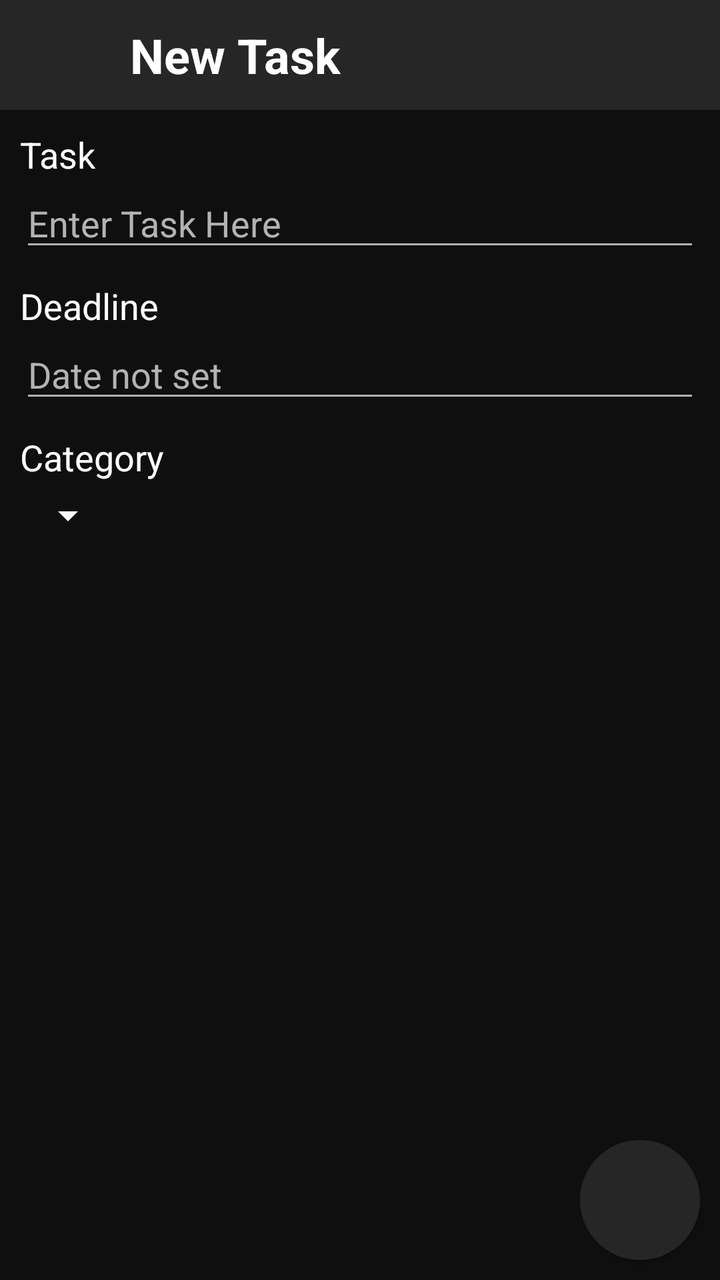
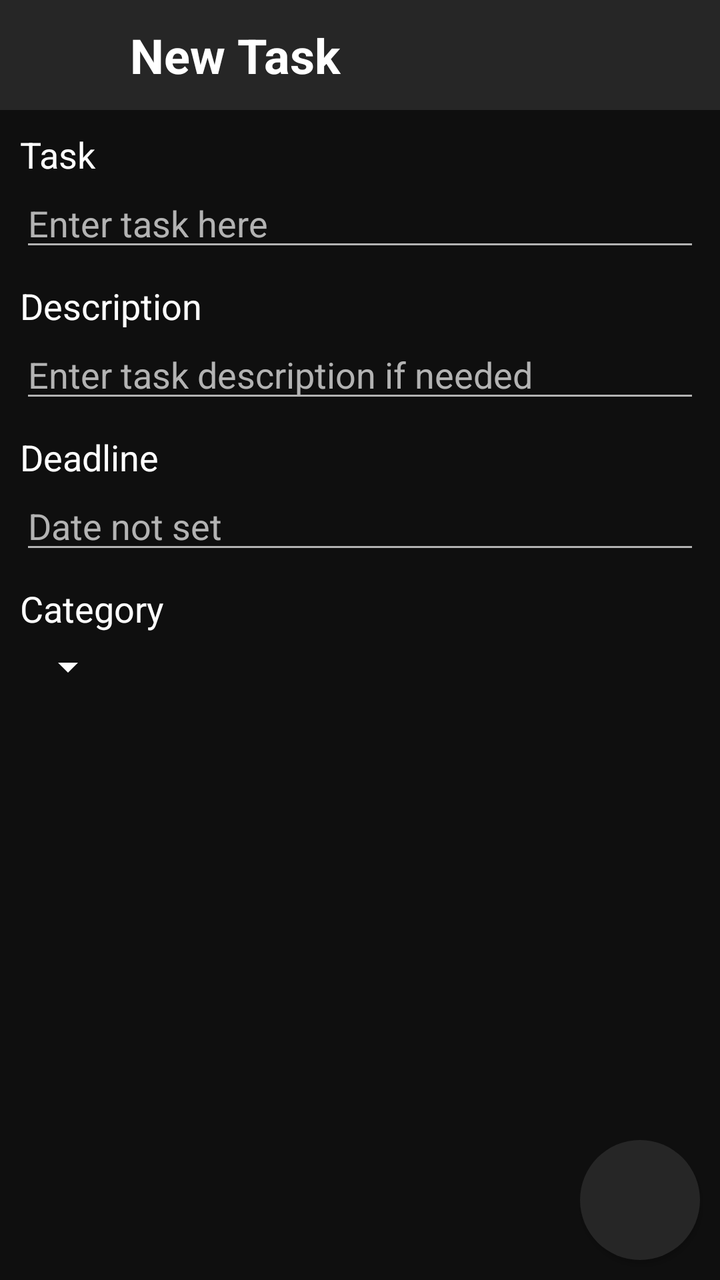

The first picture is an Android layout as it rendered before a commit; the second is the same layout after the commit. The layout source and the unified diff follow.
<!-- AndroidManifest.xml: application theme Theme.MakeMeGrow -->
<!-- res/layout/activity_task.xml -->
<?xml version="1.0" encoding="utf-8"?>
<androidx.constraintlayout.widget.ConstraintLayout
    xmlns:android="http://schemas.android.com/apk/res/android"
    xmlns:app="http://schemas.android.com/apk/res-auto"
    xmlns:tools="http://schemas.android.com/tools"
    android:id="@+id/main"
    android:layout_width="match_parent"
    android:layout_height="match_parent"
    android:background="@color/black"
    tools:context=".ui.activity.TaskActivity">

    <LinearLayout
        android:id="@+id/layout_taskbar"
        android:layout_width="match_parent"
        android:layout_height="55dp"
        app:layout_constraintTop_toTopOf="parent"
        android:paddingHorizontal="20dp"
        android:background="@color/dark_gray"
        android:orientation="horizontal"
        android:gravity="center_vertical|end">

        <androidx.appcompat.widget.AppCompatButton
            android:id="@+id/button_back"
            android:layout_width="25dp"
            android:layout_height="25dp"
            android:background="@android:color/transparent"
            android:foreground="@drawable/ic_back"/>

        <TextView
            android:id="@+id/text_title"
            android:layout_width="0dp"
            android:layout_height="wrap_content"
            android:layout_weight="1"
            android:layout_marginHorizontal="20dp"
            android:text="@string/new_task"
            android:textColor="@color/white"
            android:textSize="@dimen/text_large"
            android:textStyle="bold"/>

        <androidx.appcompat.widget.AppCompatButton
            android:id="@+id/button_delete"
            android:layout_width="25dp"
            android:layout_height="25dp"
            android:background="@android:color/transparent"
            android:foreground="@drawable/ic_bin"
            android:visibility="gone"/>

    </LinearLayout>

    <LinearLayout
        android:id="@+id/layout_task"
        android:layout_width="match_parent"
        android:layout_height="wrap_content"
        app:layout_constraintTop_toBottomOf="@id/layout_taskbar"
        android:layout_margin="10dp"
        android:orientation="vertical">

        <TextView
            android:layout_width="wrap_content"
            android:layout_height="wrap_content"
            android:text="@string/task"
            android:textColor="@color/white"
            android:textSize="@dimen/text_medium"/>

        <EditText
            android:id="@+id/input_task"
            android:layout_width="match_parent"
            android:layout_height="wrap_content"
            android:backgroundTint="@color/light_gray"
            android:hint="@string/enter_task_here"
            android:importantForAutofill="no"
            android:inputType="text"
            android:textColorHint="@color/light_gray"
            android:textColor="@color/light_gray"
            android:textSize="@dimen/text_medium"/>

    </LinearLayout>

    <LinearLayout
        android:id="@+id/layout_deadline"
        android:layout_width="match_parent"
        android:layout_height="wrap_content"
        app:layout_constraintTop_toBottomOf="@id/layout_task"
        android:layout_margin="10dp"
        android:orientation="vertical">

        <TextView
            android:layout_width="wrap_content"
            android:layout_height="wrap_content"
            android:text="@string/deadline"
            android:textColor="@color/white"
            android:textSize="@dimen/text_medium"/>

        <LinearLayout
            android:layout_width="match_parent"
            android:layout_height="wrap_content"
            android:orientation="horizontal"
            android:gravity="center">

            <EditText
                android:id="@+id/input_date"
                android:layout_width="0dp"
                android:layout_height="wrap_content"
                android:layout_weight="1"
                android:backgroundTint="@color/light_gray"
                android:hint="@string/date_not_set"
                android:importantForAutofill="no"
                android:inputType="date"
                android:textColorHint="@color/light_gray"
                android:textColor="@color/light_gray"
                android:textSize="@dimen/text_medium"
                android:focusable="false"
                android:clickable="true"/>

            <androidx.appcompat.widget.AppCompatButton
                android:id="@+id/button_clear_date"
                android:layout_width="25dp"
                android:layout_height="25dp"
                android:layout_marginStart="10dp"
                android:background="@drawable/shape_round"
                android:foreground="@drawable/ic_cross"
                android:visibility="gone"/>

        </LinearLayout>

        <LinearLayout
            android:id="@+id/layout_time_selection"
            android:layout_width="match_parent"
            android:layout_height="wrap_content"
            android:orientation="horizontal"
            android:gravity="center"
            android:visibility="gone">

            <EditText
                android:id="@+id/input_time"
                android:layout_width="0dp"
                android:layout_height="wrap_content"
                android:layout_weight="1"
                android:backgroundTint="@color/light_gray"
                android:hint="@string/time_not_set"
                android:importantForAutofill="no"
                android:inputType="time"
                android:textColorHint="@color/light_gray"
                android:textColor="@color/light_gray"
                android:textSize="@dimen/text_medium"
                android:focusable="false"
                android:clickable="true"/>

            <androidx.appcompat.widget.AppCompatButton
                android:id="@+id/button_clear_time"
                android:layout_width="25dp"
                android:layout_height="25dp"
                android:layout_marginStart="10dp"
                android:background="@drawable/shape_round"
                android:foreground="@drawable/ic_cross"
                android:visibility="gone"/>

        </LinearLayout>

    </LinearLayout>

    <LinearLayout
        android:id="@+id/layout_repeat"
        android:layout_width="match_parent"
        android:layout_height="wrap_content"
        app:layout_constraintTop_toBottomOf="@id/layout_deadline"
        android:layout_margin="10dp"
        android:orientation="vertical"
        android:visibility="gone">

        <TextView
            android:layout_width="wrap_content"
            android:layout_height="wrap_content"
            android:text="@string/repeat"
            android:textColor="@color/white"
            android:textSize="@dimen/text_medium"/>

        <Spinner
            android:id="@+id/spinner_repeat"
            android:layout_width="wrap_content"
            android:layout_height="wrap_content"
            android:layout_marginVertical="5dp"
            android:backgroundTint="@color/white"
            android:popupBackground="@color/dark_gray"
            tools:listitem="@layout/spinner_item_small"/>

    </LinearLayout>

    <LinearLayout
        android:id="@+id/layout_category"
        android:layout_width="match_parent"
        android:layout_height="wrap_content"
        app:layout_constraintTop_toBottomOf="@id/layout_repeat"
        android:layout_margin="10dp"
        android:orientation="vertical">

        <TextView
            android:layout_width="wrap_content"
            android:layout_height="wrap_content"
            android:text="@string/category"
            android:textColor="@color/white"
            android:textSize="@dimen/text_medium"/>

        <Spinner
            android:id="@+id/spinner_category"
            android:layout_width="wrap_content"
            android:layout_height="wrap_content"
            android:layout_marginVertical="5dp"
            android:backgroundTint="@color/white"
            android:popupBackground="@color/dark_gray"
            tools:listitem="@layout/spinner_item_small"/>

    </LinearLayout>

    <androidx.appcompat.widget.AppCompatButton
        android:id="@+id/button_confirm"
        android:layout_width="60dp"
        android:layout_height="60dp"
        android:layout_margin="10dp"
        app:layout_constraintEnd_toEndOf="parent"
        app:layout_constraintBottom_toBottomOf="parent"
        android:background="@drawable/shape_round"
        android:foreground="@drawable/ic_check_mark"/>

</androidx.constraintlayout.widget.ConstraintLayout>
<!-- res/layout/spinner_item_small.xml (included above) -->
<?xml version="1.0" encoding="utf-8"?>
<TextView xmlns:android="http://schemas.android.com/apk/res/android"
    android:id="@+id/text"
    android:layout_width="match_parent"
    android:layout_height="wrap_content"
    android:paddingVertical="5dp"
    android:paddingHorizontal="10dp"
    android:textColor="@color/white"
    android:textSize="@dimen/text_medium"
    android:singleLine="true"/>
<!-- resources referenced by this layout -->
<resources>
  <color name="black">#0F0F0F</color>
  <color name="dark_gray">#262626</color>
  <color name="light_gray">#B3B3B3</color>
  <color name="white">#FFFFFF</color>
  <dimen name="text_large">24sp</dimen>
  <dimen name="text_medium">18sp</dimen>
  <!-- drawable ic_back (drawable) -->
  <?xml version="1.0" encoding="utf-8"?>
  <vector xmlns:android="http://schemas.android.com/apk/res/android"
      android:width="60dp"
      android:height="60dp"
      android:viewportWidth="100"
      android:viewportHeight="100">
  
      <group
          android:scaleX="1"
          android:scaleY="1"
          android:translateX="3"
          android:translateY="0">
  
          <path
              android:pathData="M10,50 L90,50 M45,15 L10,50 L45,85"
              android:strokeColor="#FFFFFF"
              android:strokeWidth="8"/>
  
      </group>
  </vector>
  <!-- drawable ic_check_mark (drawable) -->
  <?xml version="1.0" encoding="utf-8"?>
  <vector xmlns:android="http://schemas.android.com/apk/res/android"
      android:width="60dp"
      android:height="60dp"
      android:viewportWidth="100"
      android:viewportHeight="100">
  
      <group
          android:scaleX="0.75"
          android:scaleY="0.75"
          android:translateX="12.5"
          android:translateY="12.5">
  
          <path
              android:pathData="M20,55 L40,75 L80,25"
              android:strokeColor="#FFFFFF"
              android:strokeWidth="10"/>
  
      </group>
  </vector>
  <!-- drawable ic_cross (drawable) -->
  <?xml version="1.0" encoding="utf-8"?>
  <vector xmlns:android="http://schemas.android.com/apk/res/android"
      android:width="25dp"
      android:height="25dp"
      android:viewportWidth="100"
      android:viewportHeight="100">
  
      <group
          android:scaleX="1"
          android:scaleY="1"
          android:translateX="0"
          android:translateY="0">
  
          <path
              android:pathData="M25,25 L75,75 M75,25 L25,75"
              android:strokeColor="#FFFFFF"
              android:strokeWidth="8"/>
  
      </group>
  </vector>
  <!-- drawable shape_round (drawable) -->
  <?xml version="1.0" encoding="utf-8"?>
  <shape xmlns:android="http://schemas.android.com/apk/res/android"
      android:shape="oval">
      <solid android:color="@color/dark_gray" />
  </shape>
  <string name="category">Category</string>
  <string name="date_not_set">Date not set</string>
  <string name="deadline">Deadline</string>
  <string name="enter_task_here">Enter Task Here</string>
  <string name="new_task">New Task</string>
  <string name="repeat">Repeat</string>
  <string name="task">Task</string>
  <string name="time_not_set">Time not set</string>
  <style name="Theme.MakeMeGrow" parent="Theme.MaterialComponents.DayNight.NoActionBar">
          
          <item name="colorPrimary">@color/purple_200</item> 
          <item name="colorPrimaryVariant">@color/purple_700</item>
          <item name="colorOnPrimary">@color/black</item>
          
          <item name="colorSecondary">@color/dark_gray</item> 
          <item name="colorSecondaryVariant">@color/dark_gray</item>
          <item name="colorOnSecondary">@color/black</item>
          
          <item name="android:statusBarColor">@color/black</item>
          
      </style>
  <color name="purple_200">#FFBB86FC</color>
  <color name="purple_700">#FF3700B3</color>
  <!-- unchanged entries left out for length: 1 -->
</resources>

<!-- the commit's change to res/layout/activity_task.xml (unified diff, before → after) -->
@@ -69,7 +69,7 @@
             android:backgroundTint="@color/light_gray"
             android:hint="@string/enter_task_here"
             android:importantForAutofill="no"
-            android:inputType="text"
+            android:inputType="textMultiLine"
             android:textColorHint="@color/light_gray"
             android:textColor="@color/light_gray"
             android:textSize="@dimen/text_medium"/>
@@ -77,10 +77,39 @@
     </LinearLayout>
 
     <LinearLayout
+        android:id="@+id/layout_description"
+        android:layout_width="match_parent"
+        android:layout_height="wrap_content"
+        app:layout_constraintTop_toBottomOf="@id/layout_task"
+        android:layout_margin="10dp"
+        android:orientation="vertical">
+
+        <TextView
+            android:layout_width="wrap_content"
+            android:layout_height="wrap_content"
+            android:text="@string/description"
+            android:textColor="@color/white"
+            android:textSize="@dimen/text_medium"/>
+
+        <EditText
+            android:id="@+id/input_description"
+            android:layout_width="match_parent"
+            android:layout_height="wrap_content"
+            android:backgroundTint="@color/light_gray"
+            android:hint="@string/enter_description"
+            android:importantForAutofill="no"
+            android:inputType="textMultiLine"
+            android:textColorHint="@color/light_gray"
+            android:textColor="@color/light_gray"
+            android:textSize="@dimen/text_medium"/>
+
+    </LinearLayout>
+
+    <LinearLayout
         android:id="@+id/layout_deadline"
         android:layout_width="match_parent"
         android:layout_height="wrap_content"
-        app:layout_constraintTop_toBottomOf="@id/layout_task"
+        app:layout_constraintTop_toBottomOf="@id/layout_description"
         android:layout_margin="10dp"
         android:orientation="vertical">
 
<!-- resource entries referenced after the edit -->
@@ -78,7 +78,9 @@
   <string name="category">Category</string>
   <string name="date_not_set">Date not set</string>
   <string name="deadline">Deadline</string>
-  <string name="enter_task_here">Enter Task Here</string>
+  <string name="description">Description</string>
+  <string name="enter_description">Enter task description if needed</string>
+  <string name="enter_task_here">Enter task here</string>
   <string name="new_task">New Task</string>
   <string name="repeat">Repeat</string>
   <string name="task">Task</string>
